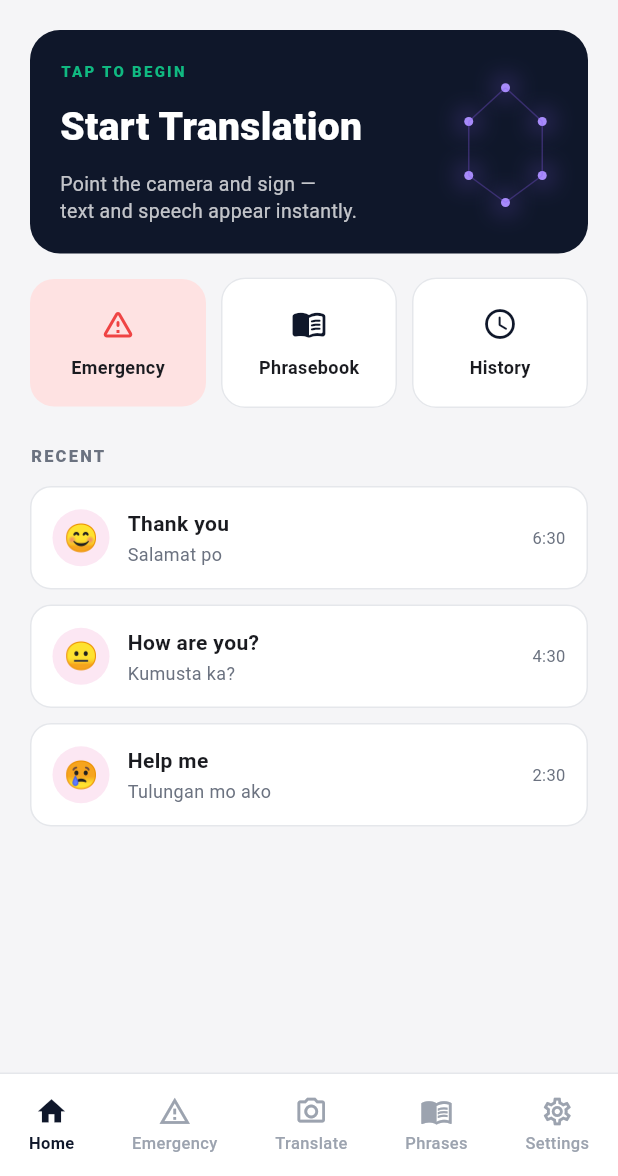
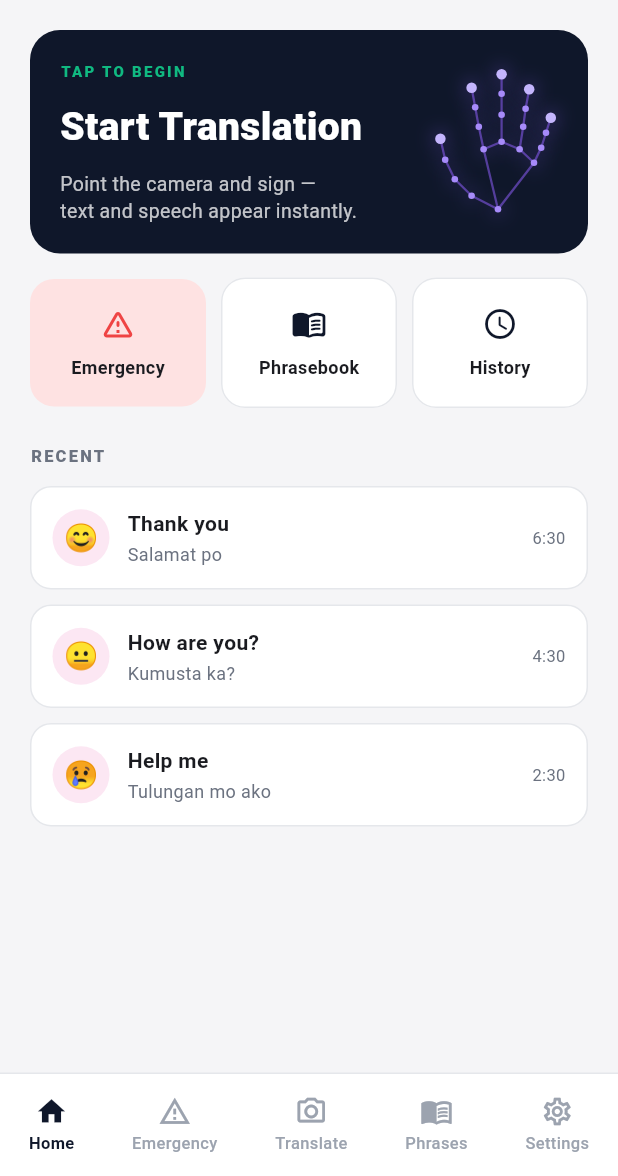
Before and after one commit to SyBeans/signify, a Flutter app: the screen it shows after launch, on a phone screen of 412 x 824 dp, the part 60-1236 px from its top. Run offline on Flutter 3.47's test engine with Material 3 defaults, Android fonts, the phone set to English and light mode, and no system bars; our stand-ins replace camera, flutter_tts, permission_handler; missing offline and left inert: face_detection_tflite, hand_landmarker, tflite_flutter.

Commit message:
aded fixed translate but it is detectable

```diff
--- a/lib/screens/home_screen.dart
+++ b/lib/screens/home_screen.dart
@@ -7,7 +7,10 @@ import 'phrasebook_screen.dart';
 import 'history_screen.dart' show HistoryScreen;
 
 class HomeScreen extends StatelessWidget {
-  const HomeScreen({super.key});
+  /// Called when user taps the "Start Translation" hero card.
+  final VoidCallback? onStartTranslation;
+
+  const HomeScreen({super.key, this.onStartTranslation});
 
   @override
   Widget build(BuildContext context) {
@@ -65,8 +68,15 @@ class HomeScreen extends StatelessWidget {
           ),
           const SizedBox(height: 20),
 
-          // Hero card
-          _HeroCard(onTap: () {}),
+          // Hero card (tappable)
+          _HeroCard(
+            onTap:
+                onStartTranslation ??
+                () {
+                  // Fallback: navigate to Translate tab via MainShell
+                  DefaultTabController.maybeOf(context);
+                },
+          ),
           const SizedBox(height: 16),
 
           // Quick tiles
@@ -145,7 +155,10 @@ class _HeroCard extends StatelessWidget {
 
   @override
   Widget build(BuildContext context) {
-    return InkWell(
+    return Material(
+      color: Colors.transparent,
+      borderRadius: BorderRadius.circular(20),
+      child: InkWell(
         onTap: onTap,
         borderRadius: BorderRadius.circular(20),
         child: Container(
@@ -191,53 +204,124 @@ class _HeroCard extends StatelessWidget {
                 ),
               ),
               const SizedBox(width: 12),
-            _DotsIllustration(),
+              const _HandLandmarkIllustration(),
             ],
+          ),
         ),
       ),
     );
   }
 }
 
-class _DotsIllustration extends StatelessWidget {
+/// A 21-landmark hand illustration matching MediaPipe's topology.
+/// Same purple accent as the original, now shaped like an actual hand.
+class _HandLandmarkIllustration extends StatelessWidget {
+  const _HandLandmarkIllustration();
+
   @override
   Widget build(BuildContext context) {
     return SizedBox(
-      width: 70,
-      height: 90,
-      child: CustomPaint(painter: _DotsPainter()),
+      width: 80,
+      height: 100,
+      child: CustomPaint(painter: _HandLandmarkPainter()),
     );
   }
 }
 
-class _DotsPainter extends CustomPainter {
+class _HandLandmarkPainter extends CustomPainter {
+  // MediaPipe 21-landmark hand topology, normalized within a 0..1 box.
+  // (x, y) coordinates laid out to look like an upright right hand.
+  static const List<List<double>> _points = [
+    // 0 wrist
+    [0.50, 0.95],
+    // 1-4 thumb
+    [0.28, 0.86],
+    [0.14, 0.75],
+    [0.06, 0.62],
+    [0.02, 0.48],
+    // 5-8 index
+    [0.38, 0.55],
+    [0.34, 0.40],
+    [0.31, 0.27],
+    [0.28, 0.14],
+    // 9-12 middle
+    [0.53, 0.50],
+    [0.53, 0.32],
+    [0.53, 0.18],
+    [0.53, 0.05],
+    // 13-16 ring
+    [0.68, 0.55],
+    [0.71, 0.40],
+    [0.73, 0.28],
+    [0.76, 0.15],
+    // 17-20 pinky
+    [0.80, 0.64],
+    [0.86, 0.54],
+    [0.90, 0.44],
+    [0.94, 0.34],
+  ];
+
+  // Bone connections (MediaPipe HAND_CONNECTIONS)
+  static const List<List<int>> _connections = [
+    // Palm (wrist to base of each finger)
+    [0, 1],
+    [0, 5],
+    [0, 17],
+    [5, 9],
+    [9, 13],
+    [13, 17],
+    // Thumb
+    [1, 2], [2, 3], [3, 4],
+    // Index
+    [5, 6], [6, 7], [7, 8],
+    // Middle
+    [9, 10], [10, 11], [11, 12],
+    // Ring
+    [13, 14], [14, 15], [15, 16],
+    // Pinky
+    [17, 18], [18, 19], [19, 20],
+  ];
+
   @override
   void paint(Canvas canvas, Size size) {
+    final w = size.width;
+    final h = size.height;
+
+    // Convert normalized to screen coords
+    List<Offset> pts() =>
+        _points.map((p) => Offset(p[0] * w, p[1] * h)).toList(growable: false);
+
+    final offsets = pts();
+
+    // Bones
+    final bonePaint = Paint()
+      ..color = const Color(0xFF8B5CF6).withOpacity(0.55)
+      ..strokeWidth = 1.5
+      ..strokeCap = StrokeCap.round
+      ..style = PaintingStyle.stroke;
+
+    for (final c in _connections) {
+      canvas.drawLine(offsets[c[0]], offsets[c[1]], bonePaint);
+    }
+
+    // Glow behind dots
     final glow = Paint()
-      ..color = const Color(0xFF8B5CF6).withOpacity(0.5)
-      ..maskFilter = const MaskFilter.blur(BlurStyle.normal, 8);
-    final dot = Paint()..color = const Color(0xFFA78BFA);
-    final pts = <Offset>[
-      Offset(size.width * 0.5, size.height * 0.1),
-      Offset(size.width * 0.15, size.height * 0.35),
-      Offset(size.width * 0.85, size.height * 0.35),
-      Offset(size.width * 0.15, size.height * 0.75),
-      Offset(size.width * 0.85, size.height * 0.75),
-      Offset(size.width * 0.5, size.height * 0.95),
-    ];
-    for (final p in pts) {
-      canvas.drawCircle(p, 6, glow);
-      canvas.drawCircle(p, 3, dot);
+      ..color = const Color(0xFF8B5CF6).withOpacity(0.35)
+      ..maskFilter = const MaskFilter.blur(BlurStyle.normal, 6);
+
+    // Joints
+    final jointPaint = Paint()..color = const Color(0xFFA78BFA);
+    final tipPaint = Paint()..color = const Color(0xFFC4B5FD);
+
+    // Finger tips are 4, 8, 12, 16, 20. Wrist is 0.
+    const tips = {4, 8, 12, 16, 20};
+
+    for (int i = 0; i < offsets.length; i++) {
+      final isTip = tips.contains(i);
+      final r = isTip ? 3.5 : 2.2;
+      canvas.drawCircle(offsets[i], r + 1.5, glow);
+      canvas.drawCircle(offsets[i], r, isTip ? tipPaint : jointPaint);
     }
-    final line = Paint()
-      ..color = const Color(0xFF8B5CF6).withOpacity(0.3)
-      ..strokeWidth = 1;
-    canvas.drawLine(pts[1], pts[0], line);
-    canvas.drawLine(pts[2], pts[0], line);
-    canvas.drawLine(pts[1], pts[3], line);
-    canvas.drawLine(pts[2], pts[4], line);
-    canvas.drawLine(pts[3], pts[5], line);
-    canvas.drawLine(pts[4], pts[5], line);
   }
 
   @override
--- a/lib/screens/main_shell.dart
+++ b/lib/screens/main_shell.dart
@@ -8,6 +8,7 @@ import 'settings_screen.dart';
 
 class MainShell extends StatefulWidget {
   const MainShell({super.key});
+
   @override
   State<MainShell> createState() => _MainShellState();
 }
@@ -15,21 +16,25 @@ class MainShell extends StatefulWidget {
 class _MainShellState extends State<MainShell> {
   int _i = 0;
 
+  void _goToTab(int index) {
+    if (index < 0 || index > 4) return;
+    setState(() => _i = index);
+  }
+
   @override
   Widget build(BuildContext context) {
     final screens = [
-      const HomeScreen(),
+      // Home needs the callback to jump to the Translate tab
+      HomeScreen(onStartTranslation: () => _goToTab(2)),
       const EmergencyScreen(),
-      TranslateScreen(isActive: _i == 2), // ← 2 is the Translate tab index
+      TranslateScreen(isActive: _i == 2),
       const PhrasebookScreen(),
       const SettingsScreen(),
     ];
+
     return Scaffold(
       body: IndexedStack(index: _i, children: screens),
-      bottomNavigationBar: SignifyBottomNav(
-        current: _i,
-        onTap: (v) => setState(() => _i = v),
-      ),
+      bottomNavigationBar: SignifyBottomNav(current: _i, onTap: _goToTab),
     );
   }
 }
```
Also changed, not shown: lib/screens/translate_screen.dart (+90 -15 lines). Lines whose indentation alone changed are shown as unchanged.
